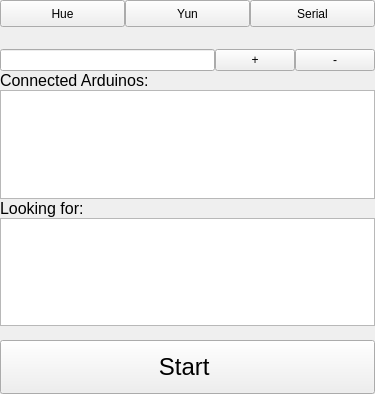
Qt form src/discoverypage.ui (timsee/Corluma) before a commit.
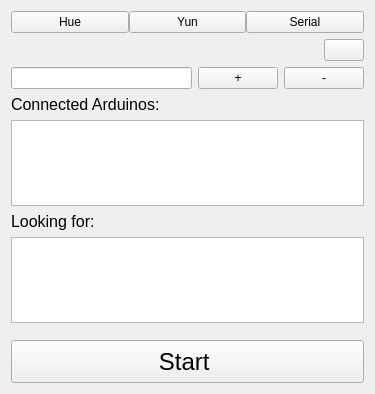
The same form after that commit. Icons and pictures are not drawn.

Diff of the .ui file:
```diff
--- a/src/discoverypage.ui
+++ b/src/discoverypage.ui
@@ -14,21 +14,6 @@
    <string>Form</string>
   </property>
   <layout class="QVBoxLayout" name="verticalLayout" stretch="2,1,1,1,8,1,8,1,4">
-   <property name="spacing">
-    <number>0</number>
-   </property>
-   <property name="leftMargin">
-    <number>0</number>
-   </property>
-   <property name="topMargin">
-    <number>0</number>
-   </property>
-   <property name="rightMargin">
-    <number>0</number>
-   </property>
-   <property name="bottomMargin">
-    <number>0</number>
-   </property>
    <item>
     <layout class="QHBoxLayout" name="commButtonLayout">
      <property name="spacing">
@@ -79,6 +64,11 @@
     </layout>
    </item>
    <item>
+    <layout class="QHBoxLayout" name="horizontalLayout" stretch="8,1">
+     <property name="spacing">
+      <number>8</number>
+     </property>
+     <item>
     <widget class="QLabel" name="descriptiveLabel">
      <property name="sizePolicy">
       <sizepolicy hsizetype="Preferred" vsizetype="Expanding">
@@ -99,6 +89,31 @@
     </widget>
    </item>
    <item>
+      <widget class="QPushButton" name="settingsButton">
+       <property name="sizePolicy">
+        <sizepolicy hsizetype="Expanding" vsizetype="Expanding">
+         <horstretch>0</horstretch>
+         <verstretch>0</verstretch>
+        </sizepolicy>
+       </property>
+       <property name="text">
+        <string/>
+       </property>
+       <property name="icon">
+        <iconset resource="extraresources.qrc">
+         <normaloff>:/images/settingsgear.png</normaloff>:/images/settingsgear.png</iconset>
+       </property>
+       <property name="iconSize">
+        <size>
+         <width>50</width>
+         <height>50</height>
+        </size>
+       </property>
+      </widget>
+     </item>
+    </layout>
+   </item>
+   <item>
     <layout class="QHBoxLayout" name="tableInputLayout" stretch="12,2,2">
      <item>
       <widget class="QLineEdit" name="lineEdit">
```
Left out of the diff: 4 changed lines with no effect on the pictures. Lines whose indentation alone changed are shown as unchanged.
